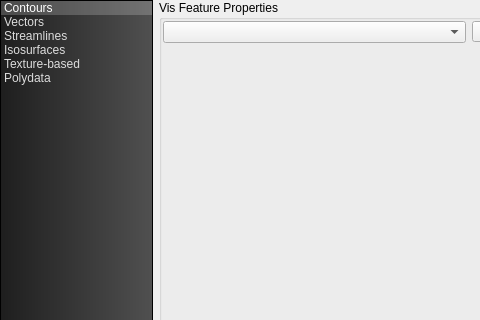
Qt form src/ves/conductor/qt/propertyBrowser/Visualization.ui (multitudinous/ve-suite) before a commit; both pictures show x 0 to 480 and y 0 to 320 of the 590 by 489 pixel window.
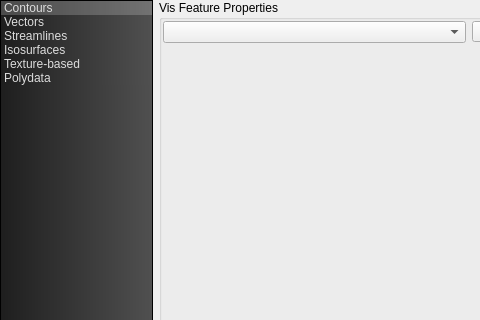
The same form after that commit. Icons and pictures are not drawn. Custom widgets are drawn as their Qt base class.

Commit message: Fixed stylesheet regression on vis feature list. Qt 4.7.0 expects slightly different styling for list backgrounds than 4.6.3.

What changed in the file:
```diff
--- a/src/ves/conductor/qt/propertyBrowser/Visualization.ui
+++ b/src/ves/conductor/qt/propertyBrowser/Visualization.ui
@@ -47,6 +47,18 @@
 	selection-background-color: rgba(255,255,255,50);
 }
 
+QListWidget::item
+{
+	background: qlineargradient(spread:pad, x1:0, y1:0, x2:1, y2:0, stop:0 rgba(30, 30, 30, 255), stop:1 rgba(80, 80, 80, 255));
+	color: rgb(220,220,220);
+	selection-background-color: rgba(255,255,255,50);
+}
+
+QListWidget::item:selected
+{
+	background: rgba(255,255,255,50);
+}
+
 /*QListWidget:item:hover
 {
 	background: rgb(0,0,0);
@@ -58,6 +70,9 @@
          <height>64</height>
         </size>
        </property>
+       <property name="flow">
+        <enum>QListView::TopToBottom</enum>
+       </property>
        <property name="viewMode">
         <enum>QListView::ListMode</enum>
        </property>
```
Left out of the diff: 15 changed lines with no effect on the pictures.
